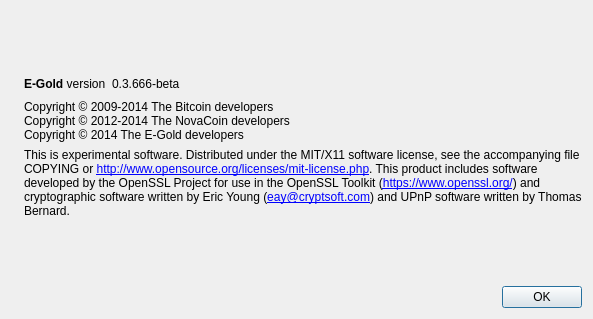
This is src/qt/forms/aboutdialog.ui in judy01/e-goldcoin as Qt 5 draws it before an edit. The edited form follows.
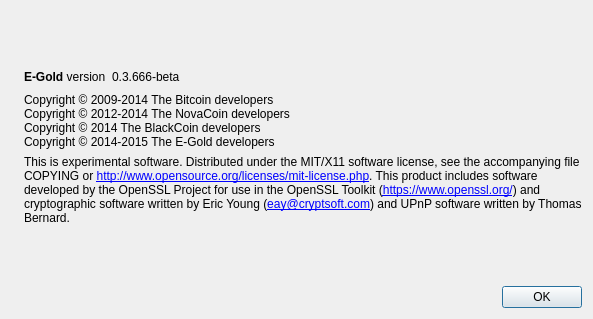
This is the edited form. Icons and pictures are not drawn.

What changed in the file:
```diff
--- a/src/qt/forms/aboutdialog.ui
+++ b/src/qt/forms/aboutdialog.ui
@@ -93,7 +93,8 @@
        <property name="text">
         <string>Copyright © 2009-2014 The Bitcoin developers
 Copyright © 2012-2014 The NovaCoin developers
-Copyright © 2014 The E-Gold developers</string>
+Copyright © 2014 The BlackCoin developers
+Copyright © 2014-2015 The E-Gold developers</string>
        </property>
        <property name="textInteractionFlags">
         <set>Qt::LinksAccessibleByMouse|Qt::TextSelectableByKeyboard|Qt::TextSelectableByMouse</set>
```
